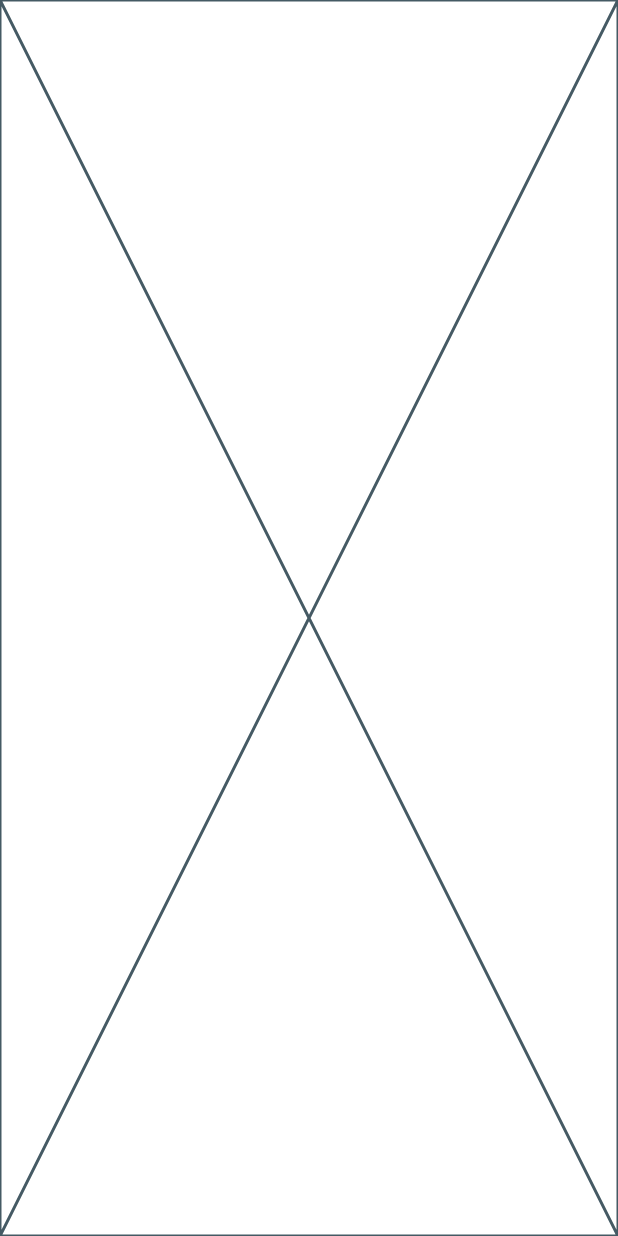
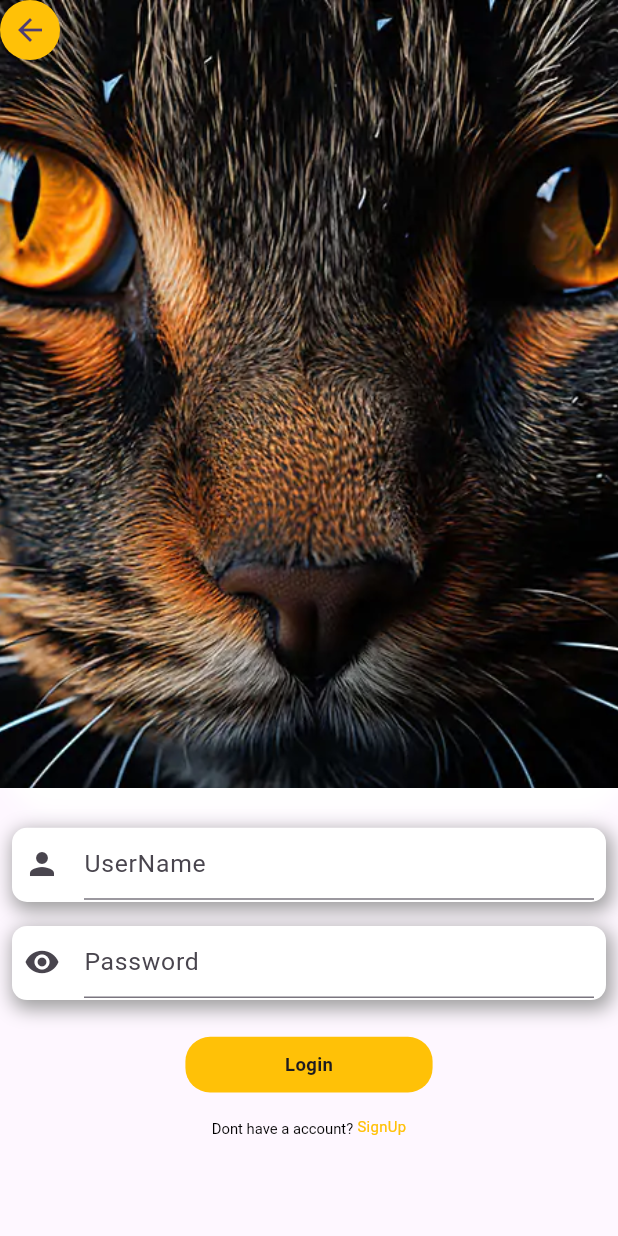
Before and after one commit to Krishnapriyak765/PhotoApp, a Flutter app: the screen it shows after launch, after a tap on "Get Started", on a phone screen of 412 x 824 dp. Run offline on Flutter 3.47's test engine with Material 3 defaults, Android fonts, the phone set to English and light mode, and no system bars.

Commit message:
Login completed

```diff
--- a/photoapp/lib/HomePage.dart
+++ b/photoapp/lib/HomePage.dart
@@ -10,6 +10,15 @@ class HomePage extends StatefulWidget {
 class _HomePageState extends State<HomePage> {
   @override
   Widget build(BuildContext context) {
-    return const Placeholder();
+    return Scaffold(
+      body: SafeArea(
+        child: Container(
+         child: CircleAvatar(
+                    child: IconButton(onPressed: ()=>Navigator.of(context).pop(), icon: Icon(Icons.arrow_back)),
+                    backgroundColor: Colors.amber,
+                  )
+        ),
+      ),
+    );
   }
 }
--- /dev/null
+++ b/photoapp/lib/Login.dart
@@ -0,0 +1,176 @@
+import 'package:flutter/material.dart';
+import 'package:photoapp/HomePage.dart';
+import 'package:photoapp/SignUp.dart';
+import 'package:photoapp/main.dart';
+
+class Login extends StatefulWidget {
+  const Login({super.key});
+
+  @override
+  State<Login> createState() => _LoginState();
+}
+
+class _LoginState extends State<Login> {
+  @override
+  Widget build(BuildContext context) {
+    return SafeArea(
+      child: Scaffold(
+        body: SingleChildScrollView(
+          physics: ClampingScrollPhysics(),
+          child: Column(
+            crossAxisAlignment: CrossAxisAlignment.center,
+            mainAxisAlignment: MainAxisAlignment.spaceBetween,
+            children: [
+              Stack(
+                children: [
+                  Center(
+                  child: Container(
+                      height: height * .65,
+                      width: width * 1,
+                      decoration: const BoxDecoration(
+                        borderRadius: BorderRadius.only(
+                            bottomLeft: Radius.circular(35),
+                            bottomRight: Radius.circular(35)),
+                        boxShadow: [
+                          BoxShadow(
+                            color: Colors.white,
+                            blurRadius: 10.0,
+                            spreadRadius: 2.0,
+                            offset: Offset(
+                              5.0,
+                              5.0,
+                            ),
+                          )
+                        ],
+                      ),
+                      child: Padding(
+                        padding: const EdgeInsets.only(bottom: 10),
+                        child: Image.asset("asset/login.webp", fit: BoxFit.cover),
+                      )),
+                ),
+                CircleAvatar(
+                  child: IconButton(onPressed: ()=>Navigator.of(context).pop(), icon: Icon(Icons.arrow_back)),
+                  backgroundColor: Colors.amber,
+                )
+            ]),
+              SizedBox(height: height * 0.01),
+              Padding(
+                padding: const EdgeInsets.all(8.0),
+                child: Container(
+                  height: height * 0.06,
+                  decoration: BoxDecoration(
+                      borderRadius: BorderRadius.circular(10),
+                      color: Colors.white,
+                      boxShadow: [
+                        BoxShadow(
+                            color: Colors.grey,
+                            blurRadius: 10,
+                            offset: Offset(2, 4),
+                            spreadRadius: 2)
+                      ]),
+                  child: Padding(
+                    padding: const EdgeInsets.only(left: 8, right: 8),
+                    child: TextFormField(
+                      decoration: const InputDecoration(
+                          hintText: "UserName", icon: Icon(Icons.person)),
+                      textAlign: TextAlign.left,
+                      minLines: 1,
+                      maxLines: 1,
+                      style: TextStyle(
+                          fontSize: height * 0.02,
+                          fontWeight: FontWeight.w400,
+                          color: Colors.black),
+                      validator: (String? value) {
+                        return value == null ? "Please enter username" : value;
+                      },
+                    ),
+                  ),
+                ),
+              ),
+              Padding(
+                padding: const EdgeInsets.all(8.0),
+                child: Container(
+                  height: height * 0.06,
+                  decoration: BoxDecoration(
+                      borderRadius: BorderRadius.circular(10),
+                      color: Colors.white,
+                      boxShadow: [
+                        BoxShadow(
+                            color: Colors.grey,
+                            blurRadius: 10,
+                            offset: Offset(2, 4),
+                            spreadRadius: 2)
+                      ]),
+                  child: Padding(
+                    padding: const EdgeInsets.only(left: 8, right: 8),
+                    child: TextFormField(
+                      decoration: const InputDecoration(
+                          hintText: "Password",
+                          icon: Icon(Icons.remove_red_eye)),
+                      textAlign: TextAlign.left,
+                      minLines: 1,
+                      maxLines: 1,
+                      style: TextStyle(
+                          fontSize: height * 0.02,
+                          fontWeight: FontWeight.w400,
+                          color: Colors.black),
+                      validator: (String? value) {
+                        return value == null ? "Please enter username" : value;
+                      },
+                    ),
+                  ),
+                ),
+              ),
+              SizedBox(height: height * 0.02),
+              Container(
+                  height: height * 0.045,
+                  width: width * 0.4,
+                  decoration: BoxDecoration(
+                      color: Colors.amber,
+                      borderRadius: BorderRadius.circular(height * 0.02)),
+                  child: InkWell(
+                    onTap: () => Navigator.of(context).push(MaterialPageRoute(
+                        builder: (context) => const HomePage())),
+                    child: Center(
+                      child: Text(
+                        "Login",
+                        style: TextStyle(
+                            fontSize: height * 0.015,
+                            fontWeight: FontWeight.w600),
+                      ),
+                    ),
+                  )),
+              SizedBox(height: height * 0.02),
+
+              RichText(
+                  text: TextSpan(children: [
+                TextSpan(
+                  text: "Dont have a account?",
+                  style: TextStyle(
+                      color: Colors.black,
+                      fontSize: height * 0.012,
+                      fontWeight: FontWeight.w400),
+                ),
+                WidgetSpan(
+                  child: InkWell(
+                    onTap: ()=>Navigator.of(context).push(MaterialPageRoute(builder: (context)=>SignUpPage())),
+                     child: Text(" SignUp" ,
+                    style: TextStyle(
+                        color: Colors.amber,
+                        fontSize: height * 0.012,
+                        fontWeight: FontWeight.w400),)
+                  ),
+                   )
+              ])),
+              SizedBox(
+                height: height * 0.03,
+              ),
+
+              //  Image(image: AssetImage("asset/login.webp"))
+            ],
+          ),
+        ),
+      ),
+    );
+  }
+}
--- /dev/null
+++ b/photoapp/lib/SignUp.dart
@@ -0,0 +1,21 @@
+import 'package:flutter/material.dart';
+
+class SignUpPage extends StatefulWidget {
+  const SignUpPage({super.key});
+
+  @override
+  State<SignUpPage> createState() => _SignUpPageState();
+}
+
+class _SignUpPageState extends State<SignUpPage> {
+  @override
+  Widget build(BuildContext context) {
+    return  Scaffold(
+      body: SafeArea(child:
+      CircleAvatar(
+                  child: IconButton(onPressed: ()=>Navigator.of(context).pop(), icon: Icon(Icons.arrow_back)),
+                  backgroundColor: Colors.amber,
+                )),
+    );
+  }
+}
--- a/photoapp/lib/LoginPage.dart
+++ b/photoapp/lib/Splashscreen.dart
@@ -1,15 +1,15 @@
 import 'package:flutter/material.dart';
-import 'package:photoapp/HomePage.dart';
+import 'package:photoapp/Login.dart';
 import 'package:photoapp/main.dart';
 
-class LoginPage extends StatefulWidget {
-  const LoginPage({super.key});
+class SplashScreen extends StatefulWidget {
+  const SplashScreen({super.key});
 
   @override
-  State<LoginPage> createState() => _LoginPageState();
+  State<SplashScreen> createState() => _SplashScreenState();
 }
 
-class _LoginPageState extends State<LoginPage> {
+class _SplashScreenState extends State<SplashScreen> {
   @override
   Widget build(BuildContext context) {
     return SafeArea(
@@ -70,7 +70,7 @@ class _LoginPageState extends State<LoginPage> {
                     color: Colors.amber,
                     borderRadius: BorderRadius.circular(height * 0.02)),
                 child: InkWell(
-                  onTap: ()=>Navigator.of(context).push(MaterialPageRoute(builder: (context)=>HomePage())),
+                  onTap: ()=>Navigator.of(context).push(MaterialPageRoute(builder: (context)=>Login())),
                   child: Center(
                     child: Text("Get Started",
                     style: TextStyle(
--- a/photoapp/lib/main.dart
+++ b/photoapp/lib/main.dart
@@ -1,5 +1,5 @@
 import 'package:flutter/material.dart';
-import 'package:photoapp/LoginPage.dart';
+import 'package:photoapp/Splashscreen.dart';
 
 var height;
 var width;
@@ -24,7 +24,7 @@ class MyApp extends StatelessWidget {
         useMaterial3: true,
       ),
 
-      home:  LoginPage(),
+      home:  SplashScreen(),
     );
   }
 }
```
